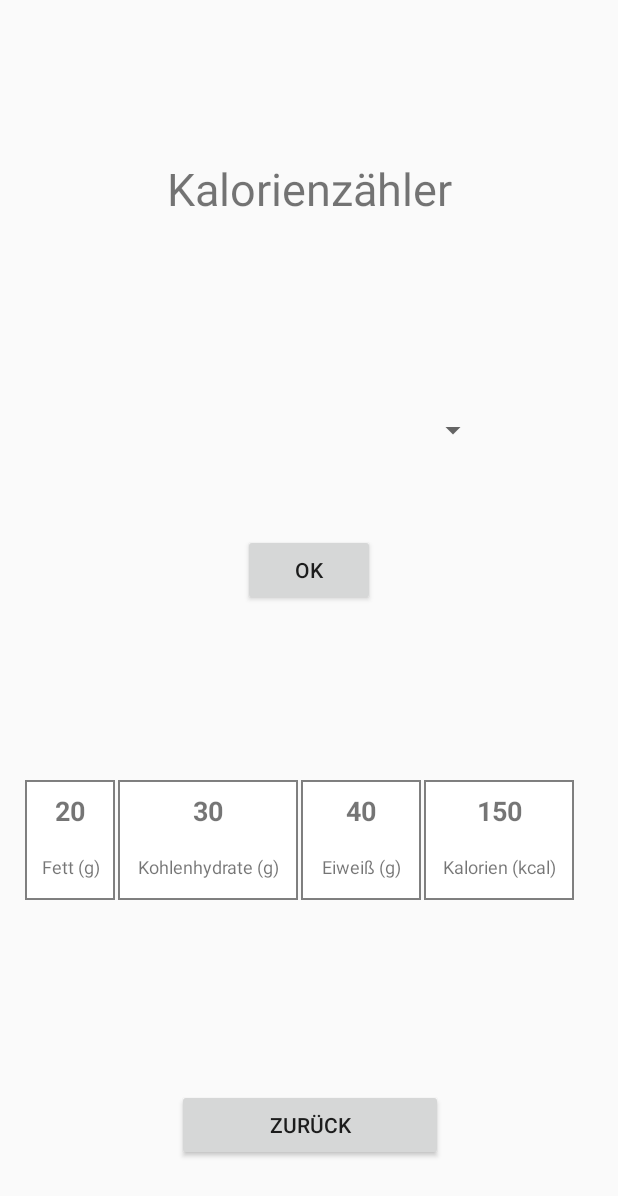
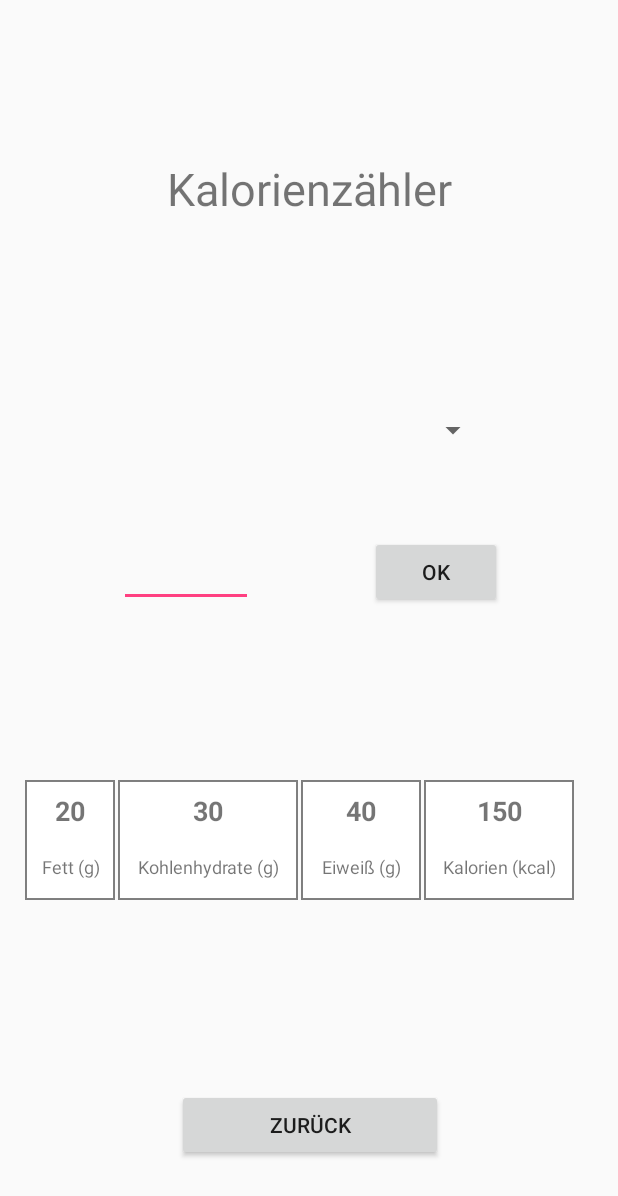
Before and after one commit to Schnitzelmeister/HCI, an Android app: the layout calorie_counter.xml on its own in the app's theme, with its tools: preview values and no code run, on a phone screen of 412 x 824 dp. Shown: the top 1196 px of the screen. Run offline under Robolectric (Android 15) with nearby library versions, the phone set to English and light mode, and no system bars.

Commit message:
Kaloriezähler_bereit_zur_Nutzung

```diff
--- a/app/src/main/res/layout/calorie_counter.xml
+++ b/app/src/main/res/layout/calorie_counter.xml
@@ -57,7 +57,8 @@
         app:layout_constraintLeft_toLeftOf="parent"
         app:layout_constraintRight_toRightOf="parent"
         app:layout_constraintTop_toTopOf="parent"
-        app:layout_constraintVertical_bias="0.458" />
+        app:layout_constraintVertical_bias="0.46"
+        app:layout_constraintHorizontal_bias="0.775" />
 
     <Button
         android:id="@+id/back_button_counter"
@@ -318,4 +319,21 @@
                 app:layout_constraintVertical_bias="0.704" />
         </LinearLayout>
 
+    <EditText
+        android:id="@+id/quanitity_food_consumption"
+        android:layout_width="89dp"
+        android:layout_height="47dp"
+        android:ems="10"
+        android:inputType="number"
+        app:layout_constraintBottom_toBottomOf="parent"
+        android:layout_marginBottom="8dp"
+        app:layout_constraintTop_toTopOf="parent"
+        android:layout_marginTop="8dp"
+        android:layout_marginLeft="8dp"
+        app:layout_constraintLeft_toLeftOf="parent"
+        android:layout_marginRight="8dp"
+        app:layout_constraintRight_toRightOf="parent"
+        app:layout_constraintHorizontal_bias="0.232"
+        app:layout_constraintVertical_bias="0.459" />
+
 </android.support.constraint.ConstraintLayout>
```
Also changed, not shown: app/src/main/java/com/example/uniwien/gesunderleben/mainFunctions/CalorieCounterImpl.java (+46 -4 lines), app/src/main/java/com/example/uniwien/gesunderleben/mainFunctions/Database.java (added, +48 -0 lines).
